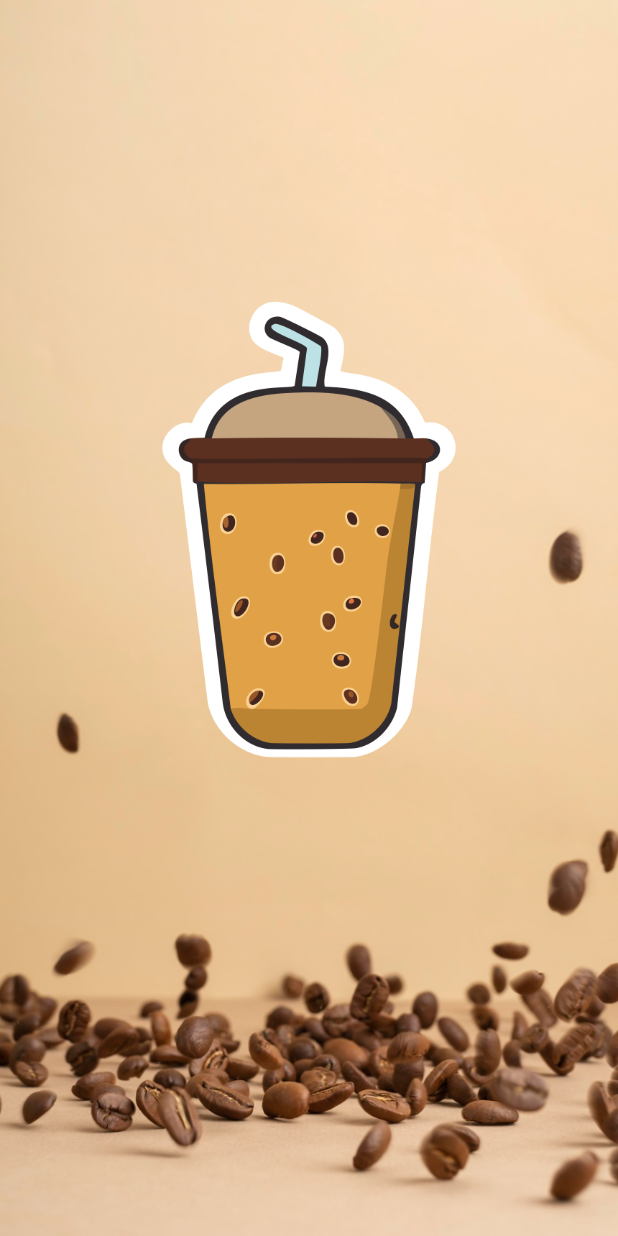
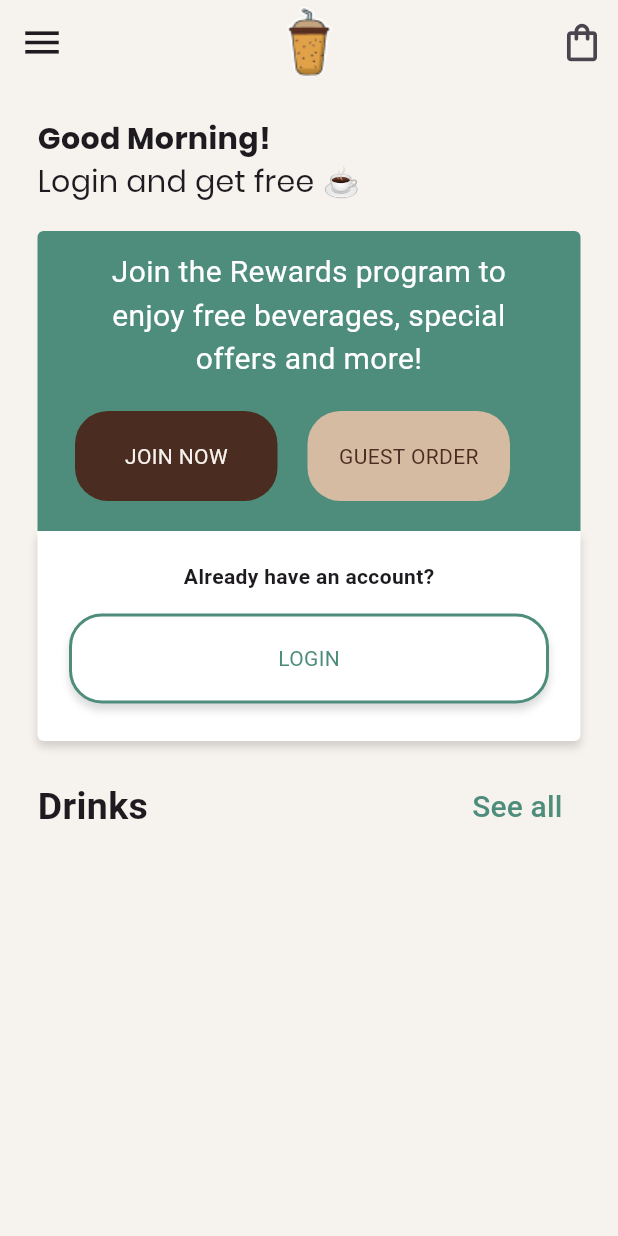
Before and after one commit to yaramegahed/coffee_app, a Flutter app: the screen it shows after launch, on a phone screen of 412 x 824 dp. Run offline on Flutter 3.47's test engine with Material 3 defaults, Android fonts, the phone set to English and light mode, and no system bars.

Commit message:
made some changes on home view

```diff
--- /dev/null
+++ b/lib/core/constants/app_colors.dart
@@ -0,0 +1,11 @@
+import 'dart:ui';
+
+class AppColors {
+  static const  primaryColor = Color(0xFFF6F2ED);
+  static const  freshMintColor = Color(0xFF4E8D7C);
+  static const  brownButtonColor = Color(0xFF4B2C20);
+  static const  beigeButtonColor = Color(0xFFD5BBA2);
+  static const  beigeTextColor = Color(0xFFF6F2ED);
+  static const  shadowColor = Color(0x25000000);
+
+}
--- a/lib/features/home/view/home_view.dart
+++ b/lib/features/home/view/home_view.dart
@@ -1,10 +1,19 @@
+import 'package:coffee_app/core/constants/app_colors.dart';
 import 'package:flutter/material.dart';
+import '../widget/custom_app_bar.dart';
+import '../widget/custom_home_body.dart';
 
 class HomeView extends StatelessWidget {
   const HomeView({super.key});
 
   @override
   Widget build(BuildContext context) {
-    return Scaffold();
+    return SafeArea(
+      child: Scaffold(
+        backgroundColor: AppColors.primaryColor,
+        appBar: CustomAppBar(),
+        body: CustomHomeBody(),
+      ),
+    );
   }
 }
--- /dev/null
+++ b/lib/features/home/widget/custom_app_bar.dart
@@ -0,0 +1,39 @@
+import 'package:flutter/material.dart';
+
+import '../../../core/constants/app_colors.dart';
+
+class CustomAppBar extends StatelessWidget implements PreferredSizeWidget {
+  const CustomAppBar({
+    super.key,
+  });
+
+  @override
+  Widget build(BuildContext context) {
+    return AppBar(
+      centerTitle: true,
+      title: Image.asset(
+        "assets/images/CoffeeShot logo.png",
+        width: 30,
+        height: 47,
+      ),
+      backgroundColor: AppColors.primaryColor,
+      leading: IconButton(
+          onPressed: () {},
+          icon: Icon(
+            Icons.menu,
+            size: 30,
+          )),
+      actions: [
+        IconButton(
+            onPressed: () {},
+            icon: Icon(
+              Icons.shopping_bag_outlined,
+              size: 30,
+            ))
+      ],
+    );
+  }
+
+  @override
+  Size get preferredSize => const Size.fromHeight(kToolbarHeight);
+}
--- /dev/null
+++ b/lib/features/home/widget/custom_button.dart
@@ -0,0 +1,30 @@
+import 'package:flutter/material.dart';
+
+class CustomButton extends StatelessWidget {
+  final String title;
+  final Color buttonColor;
+  final Color textColor;
+  const CustomButton({
+    super.key, required this.title, required this.buttonColor, required this.textColor,
+  });
+
+  @override
+  Widget build(BuildContext context) {
+    return GestureDetector(
+      onTap: () {},
+      child: Container(
+        height: 60,
+        width: 135,
+        decoration: BoxDecoration(
+            color: buttonColor,
+            borderRadius: BorderRadius.circular(22)),
+        child: Center(
+          child: Text(
+            title,
+            style: TextStyle(color: textColor),
+          ),
+        ),
+      ),
+    );
+  }
+}
--- /dev/null
+++ b/lib/features/home/widget/custom_home_body.dart
@@ -0,0 +1,62 @@
+import 'package:coffee_app/core/constants/app_colors.dart';
+import 'package:flutter/material.dart';
+
+import 'custom_home_order_container.dart';
+
+class CustomHomeBody extends StatelessWidget {
+  const CustomHomeBody({
+    super.key,
+  });
+
+  @override
+  Widget build(BuildContext context) {
+    return Padding(
+      padding: const EdgeInsets.symmetric(horizontal: 25.0),
+      child: Column(
+        crossAxisAlignment: CrossAxisAlignment.start,
+        children: [
+          SizedBox(
+            height: 22,
+          ),
+          Text(
+            "Good Morning!",
+            style: TextStyle(
+                fontFamily: "Poppins",
+                fontSize: 20,
+                fontWeight: FontWeight.bold),
+          ),
+          Text(
+            "Login and get free ☕️ ",
+            style: TextStyle(
+                fontFamily: "Poppins",
+                fontSize: 20,
+                fontWeight: FontWeight.w400),
+          ),
+          SizedBox(
+            height: 18,
+          ),
+          CustomHomeOrderContainer(),
+          SizedBox(
+            height: 20,
+          ),
+          Row(
+            children: [
+              Text(
+                "Drinks",
+                style: TextStyle(fontWeight: FontWeight.bold, fontSize: 25),
+              ),
+              Spacer(),
+              TextButton(
+                  onPressed: () {},
+                  child: Text(
+                    "See all",
+                    style: TextStyle(
+                        color: AppColors.freshMintColor, fontSize: 20),
+                  ))
+            ],
+          )
+        ],
+      ),
+    );
+  }
+}
--- /dev/null
+++ b/lib/features/home/widget/custom_home_order_container.dart
@@ -0,0 +1,57 @@
+import 'package:flutter/material.dart';
+import '../../../core/constants/app_colors.dart';
+import 'custom_button.dart';
+import 'custom_login_container.dart';
+
+class CustomHomeOrderContainer extends StatelessWidget {
+  const CustomHomeOrderContainer({
+    super.key,
+  });
+
+  @override
+  Widget build(BuildContext context) {
+    return Column(
+      children: [
+        Container(
+          padding: EdgeInsets.symmetric(horizontal: 25, vertical: 13),
+          height: 200,
+          width: double.infinity,
+          decoration: BoxDecoration(
+              color: AppColors.freshMintColor,
+              borderRadius: BorderRadius.only(
+                  topRight: Radius.circular(4), topLeft: Radius.circular(4))),
+          child: Column(
+            children: [
+              Text(
+                textAlign: TextAlign.center,
+                "Join the Rewards program to enjoy free beverages, special offers and more!",
+                style: TextStyle(color: Colors.white, fontSize: 20),
+              ),
+              SizedBox(
+                height: 20,
+              ),
+              Row(
+                children: [
+                  CustomButton(
+                    title: 'JOIN NOW',
+                    buttonColor: AppColors.brownButtonColor,
+                    textColor: AppColors.beigeTextColor,
+                  ),
+                  SizedBox(
+                    width: 20,
+                  ),
+                  CustomButton(
+                    title: 'GUEST ORDER',
+                    buttonColor: AppColors.beigeButtonColor,
+                    textColor: AppColors.brownButtonColor,
+                  ),
+                ],
+              ),
+            ],
+          ),
+        ),
+        CustomLoginContainer()
+      ],
+    );
+  }
+}
--- /dev/null
+++ b/lib/features/home/widget/custom_login_button.dart
@@ -0,0 +1,35 @@
+import 'package:flutter/material.dart';
+import '../../../core/constants/app_colors.dart';
+
+class CustomLoginButton extends StatelessWidget {
+  const CustomLoginButton({
+    super.key,
+  });
+
+  @override
+  Widget build(BuildContext context) {
+    return GestureDetector(
+      onTap: () {},
+      child: Container(
+        height: 60,
+        width: 320,
+        decoration: BoxDecoration(
+          color: Colors.white,
+            boxShadow: [
+              BoxShadow(
+                  color: AppColors.shadowColor,
+                  blurRadius: 4,
+                  offset: Offset(0, 4))
+            ],
+            borderRadius: BorderRadius.circular(22),
+            border:
+            Border.all(color: AppColors.freshMintColor, width: 2)),
+        child: Center(
+            child: Text(
+              "LOGIN",
+              style: TextStyle(color: AppColors.freshMintColor),
+            )),
+      ),
+    );
+  }
+}
--- /dev/null
+++ b/lib/features/home/widget/custom_login_container.dart
@@ -0,0 +1,44 @@
+import 'package:flutter/material.dart';
+import '../../../core/constants/app_colors.dart';
+import 'custom_login_button.dart';
+
+class CustomLoginContainer extends StatelessWidget {
+  const CustomLoginContainer({
+    super.key,
+  });
+
+  @override
+  Widget build(BuildContext context) {
+    return Container(
+      width: double.infinity,
+      height: 140,
+      decoration: BoxDecoration(
+          color: Colors.white,
+          boxShadow: [
+            BoxShadow(
+                color: AppColors.shadowColor,
+                blurRadius: 4,
+                offset: Offset(0, 4))
+          ],
+          borderRadius: BorderRadius.only(
+              bottomLeft: Radius.circular(4),
+              bottomRight: Radius.circular(4))),
+      child: Column(
+        children: [
+          SizedBox(
+            height: 20,
+          ),
+          Text(
+            "Already have an account?",
+            style: TextStyle(fontWeight: FontWeight.bold),
+          ),
+          SizedBox(
+            height: 15,
+          ),
+          CustomLoginButton(),
+          SizedBox(height: 23,)
+        ],
+      ),
+    );
+  }
+}
--- a/lib/features/splash/view/splash_view.dart
+++ b/lib/features/splash/view/splash_view.dart
@@ -1,7 +1,28 @@
+import 'package:flutter/cupertino.dart';
 import 'package:flutter/material.dart';
 
-class SplashView extends StatelessWidget {
+import '../../home/view/home_view.dart';
+
+class SplashView extends StatefulWidget {
   const SplashView({super.key});
+
+  @override
+  State<SplashView> createState() => _SplashViewState();
+}
+
+class _SplashViewState extends State<SplashView> {
+  @override
+  void initState() {
+    super.initState();
+    Future.delayed(Duration(seconds: 3), () async {
+      if (!mounted) return;
+      await Navigator.pushReplacement(
+          context,
+          CupertinoPageRoute(
+            builder: (context) => HomeView(),
+          ));
+    });
+  }
 
   @override
   Widget build(BuildContext context) {
```
Also changed, not shown: pubspec.yaml (+7 -4 lines), assets/fonts/Poppins-Bold.ttf (added), assets/fonts/Poppins-Regular.ttf (added), assets/images/CoffeeShot logo.png (added).
